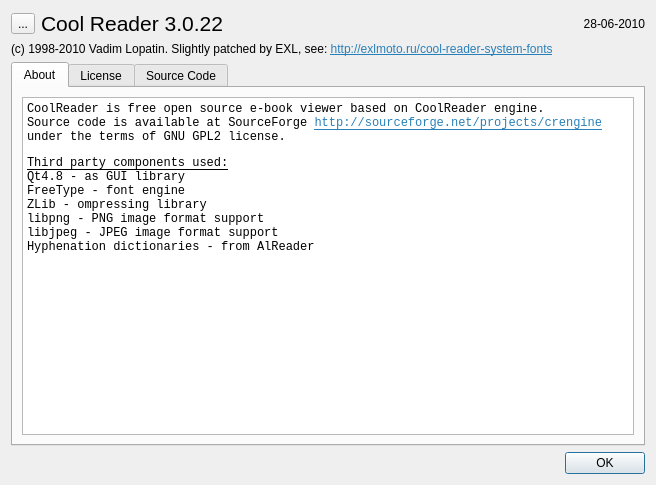
Above: cr3qt/src/aboutdlg.ui from EXL/coolreader before the change. Below: the same form after it.
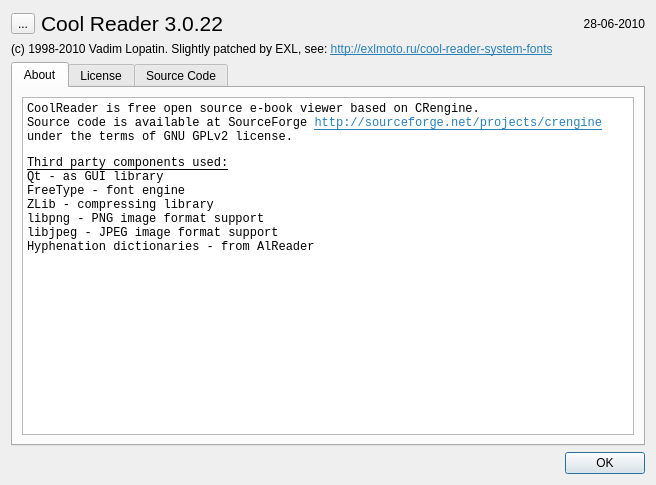
That is the form after the change. Icons and pictures are not drawn.

What changed in the file:
```diff
--- a/cr3qt/src/aboutdlg.ui
+++ b/cr3qt/src/aboutdlg.ui
@@ -91,8 +91,8 @@
 &lt;html&gt;&lt;head&gt;&lt;meta name=&quot;qrichtext&quot; content=&quot;1&quot; /&gt;&lt;style type=&quot;text/css&quot;&gt;
 p, li { white-space: pre-wrap; }
 &lt;/style&gt;&lt;/head&gt;&lt;body style=&quot; font-family:'Monospace'; font-size:9pt; font-weight:400; font-style:normal;&quot;&gt;
-&lt;p style=&quot; margin-top:12px; margin-bottom:12px; margin-left:0px; margin-right:0px; -qt-block-indent:0; text-indent:0px;&quot;&gt;CoolReader is free open source e-book viewer based on CoolReader engine. &lt;br /&gt;Source code is available at SourceForge &lt;a href=&quot;http://sourceforge.net/projects/crengine&quot;&gt;&lt;span style=&quot; text-decoration: underline; color:#2980b9;&quot;&gt;http://sourceforge.net/projects/crengine&lt;br /&gt;&lt;/span&gt;&lt;/a&gt;under the terms of GNU GPL2 license.&lt;/p&gt;
-&lt;p style=&quot; margin-top:12px; margin-bottom:12px; margin-left:0px; margin-right:0px; -qt-block-indent:0; text-indent:0px;&quot;&gt;&lt;span style=&quot; text-decoration: underline;&quot;&gt;Third party components used:&lt;br /&gt;&lt;/span&gt;Qt4.8 - as GUI library &lt;br /&gt;FreeType - font engine &lt;br /&gt;ZLib - ompressing library &lt;br /&gt;libpng - PNG image format support &lt;br /&gt;libjpeg - JPEG image format support &lt;br /&gt;Hyphenation dictionaries - from AlReader&lt;/p&gt;&lt;/body&gt;&lt;/html&gt;</string>
+&lt;p style=&quot; margin-top:12px; margin-bottom:12px; margin-left:0px; margin-right:0px; -qt-block-indent:0; text-indent:0px;&quot;&gt;CoolReader is free open source e-book viewer based on CRengine. &lt;br /&gt;Source code is available at SourceForge &lt;a href=&quot;http://sourceforge.net/projects/crengine&quot;&gt;&lt;span style=&quot; text-decoration: underline; color:#2980b9;&quot;&gt;http://sourceforge.net/projects/crengine&lt;br /&gt;&lt;/span&gt;&lt;/a&gt;under the terms of GNU GPLv2 license.&lt;/p&gt;
+&lt;p style=&quot; margin-top:12px; margin-bottom:12px; margin-left:0px; margin-right:0px; -qt-block-indent:0; text-indent:0px;&quot;&gt;&lt;span style=&quot; text-decoration: underline;&quot;&gt;Third party components used:&lt;br /&gt;&lt;/span&gt;Qt - as GUI library &lt;br /&gt;FreeType - font engine &lt;br /&gt;ZLib - compressing library &lt;br /&gt;libpng - PNG image format support &lt;br /&gt;libjpeg - JPEG image format support &lt;br /&gt;Hyphenation dictionaries - from AlReader&lt;/p&gt;&lt;/body&gt;&lt;/html&gt;</string>
            </property>
            <property name="openExternalLinks">
             <bool>true</bool>
```
Left out of the diff: 4 changed lines with no effect on the pictures.
